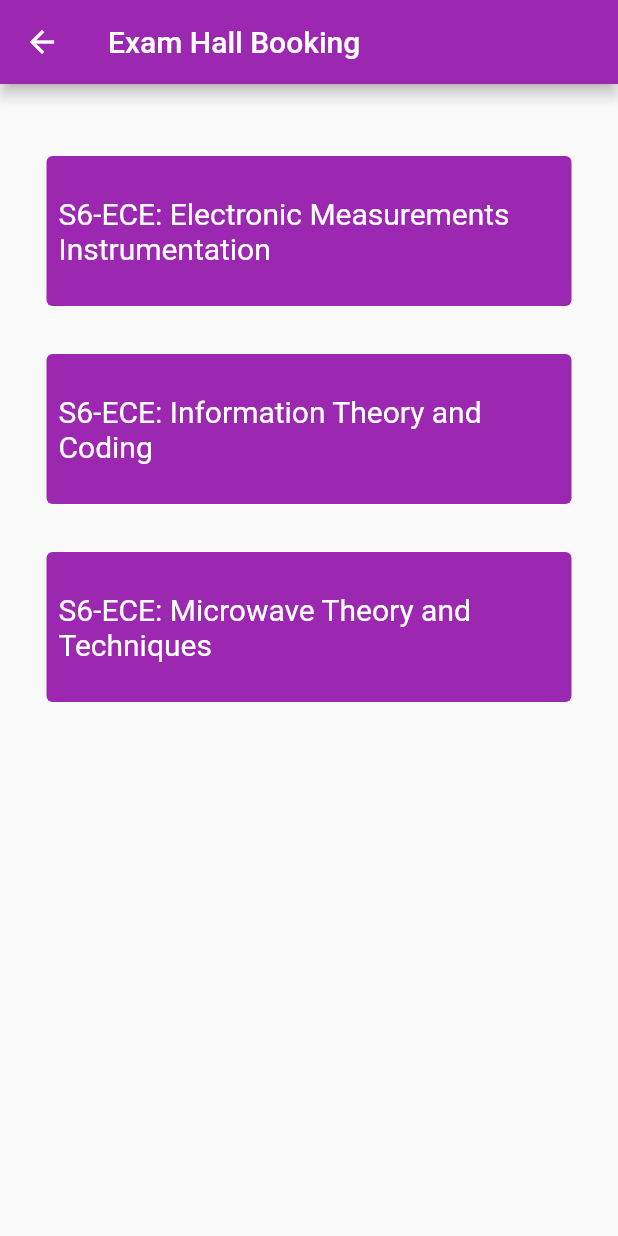
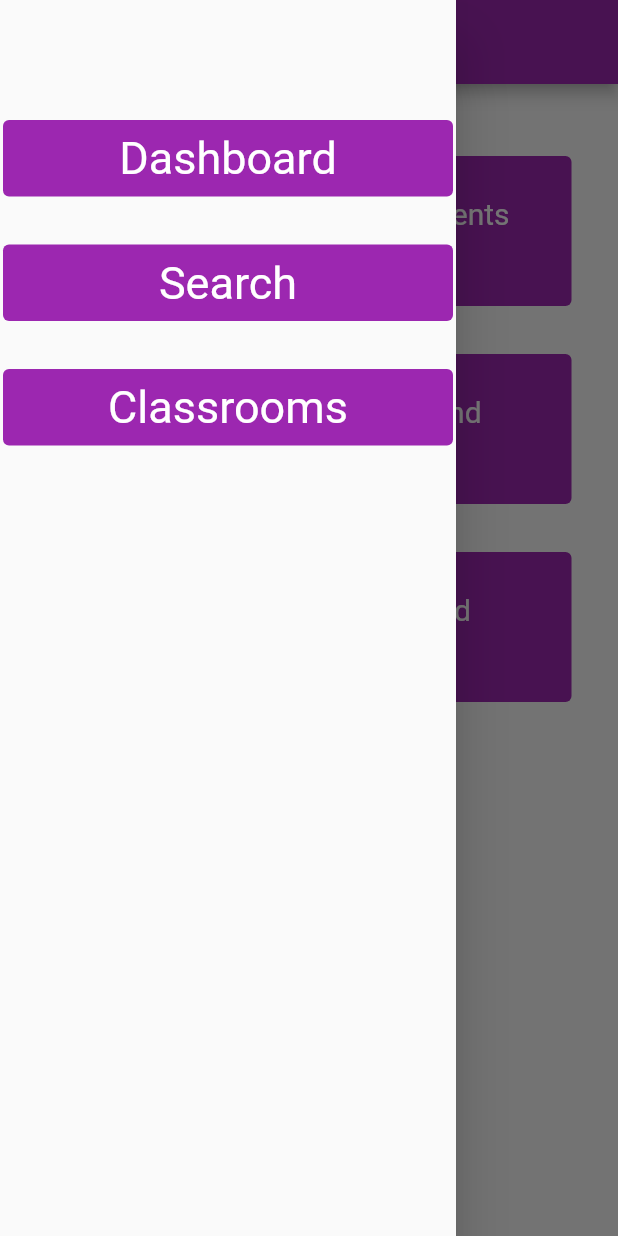
Before and after one commit to cyrilshaji38/DevFest-ExamHalls, a Flutter app: the ClassroomsPage screen opened directly, with the side drawer open (before the commit the screen has no drawer), on a phone screen of 412 x 824 dp. Run offline on Flutter 3.47's test engine with Material 2 defaults, Android fonts, the phone set to English and light mode, and no system bars; our stand-ins replace fluttertoast.

Commit message:
search page added

```diff
--- a/lib/screens/classrooms.dart
+++ b/lib/screens/classrooms.dart
@@ -1,3 +1,4 @@
+import 'package:exam_halls/screens/student_drawer.dart';
 import 'package:flutter/cupertino.dart';
 import 'package:flutter/material.dart';
 
@@ -12,7 +13,8 @@ class _ClassroomsPageState extends State<ClassroomsPage> {
   @override
   Widget build(BuildContext context) {
     return Scaffold(
-      appBar: AppBar(title: Text("Exam Hall Booking")),
+        drawer: Drawer(child: StudentDrawer()),
+        appBar: AppBar(title: Text("Classrooms")),
         body: Center(
           child: Column(children: <Widget>[
             Text("\n\n"),
@@ -20,7 +22,7 @@ class _ClassroomsPageState extends State<ClassroomsPage> {
               width: 350,
               height: 100,
               child: TextButton(
-                child: Text("S6-ECE: Electronic Measurements Instrumentation"),
+                  child: Text("S6-ECE: Electronic Measurements and Instrumentation"),
                   onPressed: ()=>{},
                   style: TextButton.styleFrom(
                     primary: Colors.white,
```
Also changed, not shown: lib/screens/search.dart (+38 -1 lines). Lines whose indentation alone changed are shown as unchanged.
